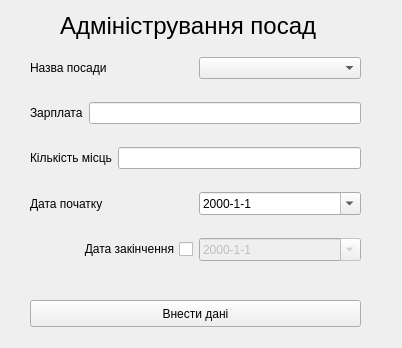
This is project_files/manager_windows/administrate_position.ui in positivcheg94/school_db_iasa_MO as Qt 5 draws it before an edit. The edited form follows.
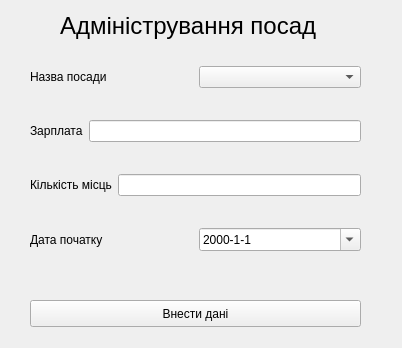
This is the edited form.

```diff
--- a/project_files/manager_windows/administrate_position.ui
+++ b/project_files/manager_windows/administrate_position.ui
@@ -119,33 +119,6 @@
       </item>
      </layout>
     </item>
-    <item>
-     <layout class="QHBoxLayout" name="horizontalLayout_5">
-      <item>
-       <widget class="QCheckBox" name="end_date_is_active">
-        <property name="layoutDirection">
-         <enum>Qt::RightToLeft</enum>
-        </property>
-        <property name="text">
-         <string>Дата закінчення</string>
-        </property>
-       </widget>
-      </item>
-      <item>
-       <widget class="QDateEdit" name="end_date">
-        <property name="enabled">
-         <bool>false</bool>
-        </property>
-        <property name="displayFormat">
-         <string>yyyy-M-d</string>
-        </property>
-        <property name="calendarPopup">
-         <bool>true</bool>
-        </property>
-       </widget>
-      </item>
-     </layout>
-    </item>
    </layout>
   </widget>
   <widget class="QPushButton" name="submit_button">
```
